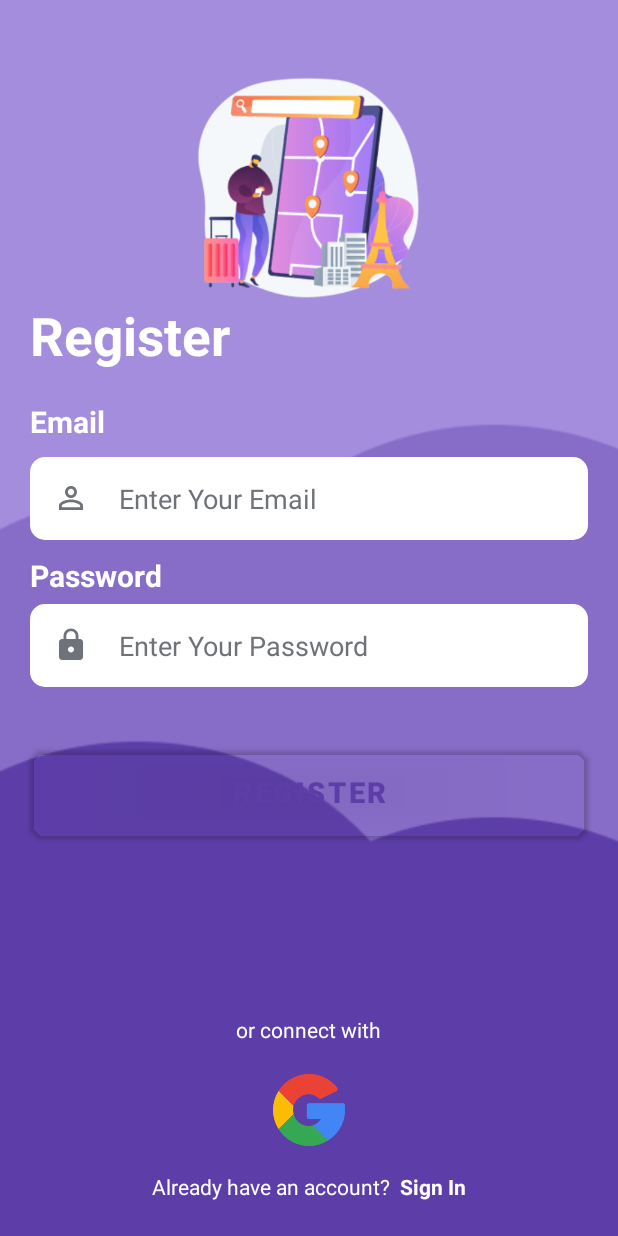
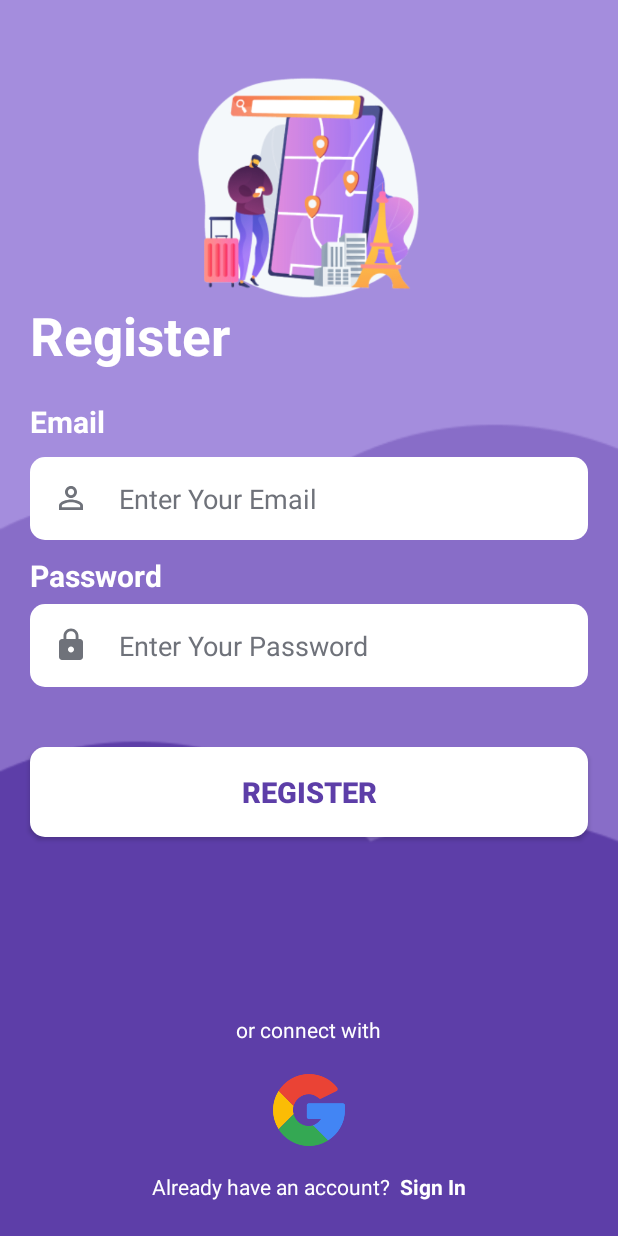
Before and after one commit to faridefendi44/WISMA, an Android app: the Register screen opened directly, with no data from a screen before it, on a phone screen of 412 x 824 dp. Run offline under Robolectric (Android 15) with nearby library versions, the light colour scheme and no system bars; our stand-ins replace Firebase (no records; nobody signed in at launch, a user with empty details on screens opened directly).

Commit message:
fixing register button

```diff
--- a/app/src/main/res/layout/register.xml
+++ b/app/src/main/res/layout/register.xml
@@ -92,7 +92,7 @@
         android:layout_width="wrap_content"
         android:layout_height="wrap_content"/>
 
-    <com.google.android.material.button.MaterialButton
+    <androidx.appcompat.widget.AppCompatButton
         android:layout_width="match_parent"
         android:layout_height="60dp"
         android:id="@+id/signupbtn"
```
